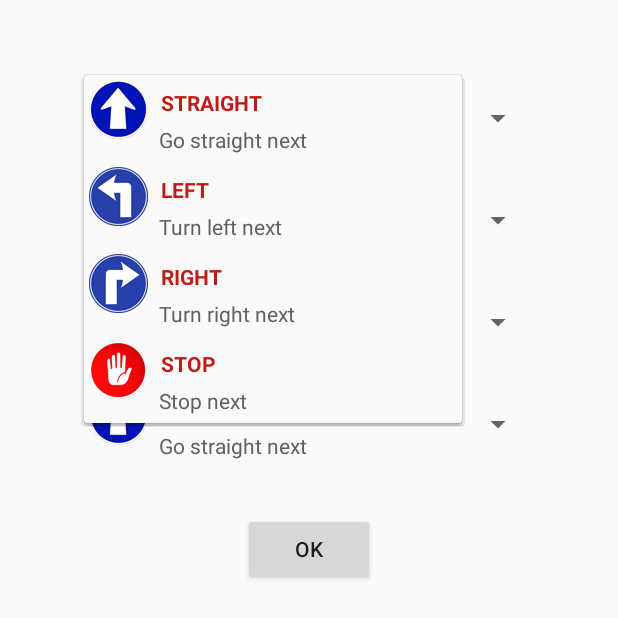
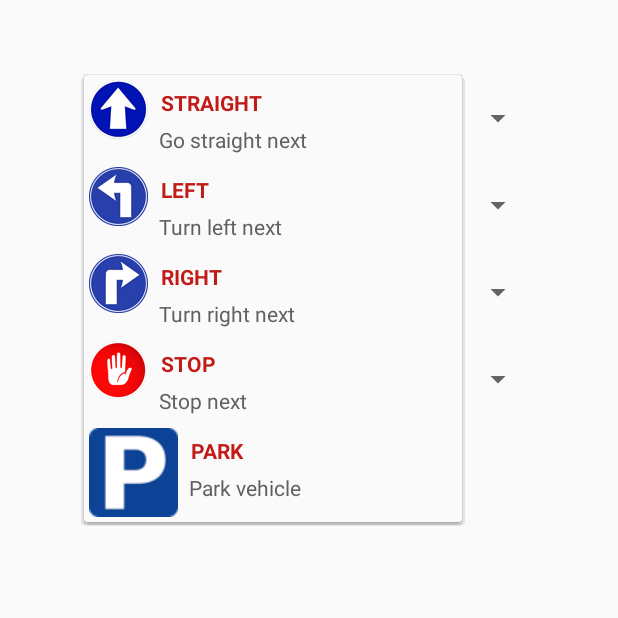
Before and after one commit to rondo9/AutoAndroidApp, an Android app: the CommandActivity screen opened directly, with no data from a screen before it, after a tap on "STRAIGHT", on a phone screen of 412 x 824 dp. Shown: the top 618 px of the screen. Run offline under Robolectric (Android 15) with nearby library versions, the phone set to English and light mode, and no system bars; 1 statement that could not run was skipped.

Commit message:
Update CommandActivity
Max. 4 commands can now be sent to HotspotService via sendInstructions
function

```diff
--- a/app/src/main/java/son/appo/CommandActivity.java
+++ b/app/src/main/java/son/appo/CommandActivity.java
@@ -19,17 +19,22 @@ import android.widget.ImageView;
 import android.widget.ListView;
 import android.widget.Spinner;
 import android.widget.TextView;
+import android.widget.Toast;
 
 import services.HotspotService;
-//ToDO hotspotSrevice.sendInstructions[instructions] und instructions = byte Array
+
+//ToDO hotspotService.sendInstructions[instructions] und instructions = byte Array
 //instructions use  0x00 = turn left, 0x01 = go straight, 0x02 = turn right, park = 0x03, stop = 0x04
 public class CommandActivity extends AppCompatActivity {
 
-    String[] strings = {"STRAIGHT","LEFT", "RIGHT", "STOP"};
+    String[] strings = {"STRAIGHT", "LEFT", "RIGHT", "STOP", "PARK"};
 
-    String[] subs = {"Go straight next", "Turn left next", "Turn right next", "Stop next"};
+    String[] subs = {"Go straight next", "Turn left next", "Turn right next", "Stop next", "Park vehicle"};
 
-    int arr_images[] = {R.drawable.straight_sign, R.drawable.left_sign, R.drawable.right_sign, R.drawable.stop_sign};
+    int arr_images[] = {R.drawable.straight_sign, R.drawable.left_sign, R.drawable.right_sign, R.drawable.stop_sign, R.drawable.park_sign};
+
+    byte[] instruction_bytes = {0x01, 0x00, 0x02, 0x04, 0x03};
+    byte[] instructions = null;
 
     //for the drawer
     private String[] mPlanetTitles;
@@ -41,7 +46,6 @@ public class CommandActivity extends AppCompatActivity {
     boolean mBound;
     HotspotService hotspotService;
     private ServiceConnection mConnection = new ServiceConnection() {
-
         @Override
         public void onServiceConnected(ComponentName className,
                                        IBinder service) {
@@ -50,14 +54,13 @@ public class CommandActivity extends AppCompatActivity {
             hotspotService = binder.getService();
             mBound = true;
             Log.i("ShowActivity", "OnServiceConnected");
+        }
 
-        }
         @Override
         // Called when the connection with the service disconnects unexpectedly
         public void onServiceDisconnected(ComponentName arg0) {
             mBound = false;
         }
-
     };
 
     @Override
@@ -82,9 +85,17 @@ public class CommandActivity extends AppCompatActivity {
             @Override
             public void onClick(View v) {
                 //Toast.makeText(getApplication().getBaseContext(), "Connected", Toast.LENGTH_SHORT).show();
-                Intent myIntent = new Intent(CommandActivity.this, ShowActivity.class);
-                myIntent.putExtra("key", new String("")); //Optional parameters
-                CommandActivity.this.startActivity(myIntent);
+
+                // send instructions to HotspotService
+                if (instructions == null) {
+                    Toast.makeText(getApplication().getBaseContext(), "Please select commands", Toast.LENGTH_SHORT).show();
+                } else {
+                    hotspotService.sendInstructions(instructions);
+
+                    Intent myIntent = new Intent(CommandActivity.this, ShowActivity.class);
+                    myIntent.putExtra("key", new String("")); //Optional parameters
+                    CommandActivity.this.startActivity(myIntent);
+                }
             }
         });
 
@@ -99,6 +110,14 @@ public class CommandActivity extends AppCompatActivity {
 
         Spinner mySpinner3 = (Spinner) findViewById(R.id.spinner3);
         mySpinner3.setAdapter(new MyAdapter(CommandActivity.this, R.layout.row, strings));
+
+        // build instructions to send to HotspotService
+        instructions = new byte[4];
+        instructions[0] = instruction_bytes[mySpinner0.getSelectedItemPosition()];
+        instructions[1] = instruction_bytes[mySpinner1.getSelectedItemPosition()];
+        instructions[2] = instruction_bytes[mySpinner2.getSelectedItemPosition()];
+        instructions[3] = instruction_bytes[mySpinner3.getSelectedItemPosition()];
+
     }
 
     @Override
@@ -110,6 +129,7 @@ public class CommandActivity extends AppCompatActivity {
         bindService(intent, mConnection, Context.BIND_AUTO_CREATE);
         Log.i("Command Activity", "unbindService");
     }
+
     @Override
     protected void onStop() {
         // Unbind from the service
@@ -124,12 +144,12 @@ public class CommandActivity extends AppCompatActivity {
 
     public class MyAdapter extends ArrayAdapter<String> {
 
-        public MyAdapter(Context context, int textViewResourceId,   String[] objects) {
+        public MyAdapter(Context context, int textViewResourceId, String[] objects) {
             super(context, textViewResourceId, objects);
         }
 
         @Override
-        public View getDropDownView(int position, View convertView,ViewGroup parent) {
+        public View getDropDownView(int position, View convertView, ViewGroup parent) {
             return getCustomDropDownView(position, convertView, parent);
         }
 
@@ -140,15 +160,15 @@ public class CommandActivity extends AppCompatActivity {
 
         public View getCustomView(int position, View convertView, ViewGroup parent) {
 
-            LayoutInflater inflater=getLayoutInflater();
-            View row=inflater.inflate(R.layout.row, parent, false);
-            TextView label=(TextView)row.findViewById(R.id.direction);
+            LayoutInflater inflater = getLayoutInflater();
+            View row = inflater.inflate(R.layout.row, parent, false);
+            TextView label = (TextView) row.findViewById(R.id.direction);
             label.setText(strings[position]);
 
-            TextView sub=(TextView)row.findViewById(R.id.sub);
+            TextView sub = (TextView) row.findViewById(R.id.sub);
             sub.setText(subs[position]);
 
-            ImageView icon=(ImageView)row.findViewById(R.id.image);
+            ImageView icon = (ImageView) row.findViewById(R.id.image);
             icon.setImageResource(arr_images[position]);
 
             return row;
@@ -156,15 +176,15 @@ public class CommandActivity extends AppCompatActivity {
 
         public View getCustomDropDownView(int position, View convertView, ViewGroup parent) {
 
-            LayoutInflater inflater=getLayoutInflater();
-            View row=inflater.inflate(R.layout.row, parent, false);
-            TextView label=(TextView)row.findViewById(R.id.direction);
+            LayoutInflater inflater = getLayoutInflater();
+            View row = inflater.inflate(R.layout.row, parent, false);
+            TextView label = (TextView) row.findViewById(R.id.direction);
             label.setText(strings[position]);
 
-            TextView sub=(TextView)row.findViewById(R.id.sub);
+            TextView sub = (TextView) row.findViewById(R.id.sub);
             sub.setText(subs[position]);
 
-            ImageView icon=(ImageView)row.findViewById(R.id.image);
+            ImageView icon = (ImageView) row.findViewById(R.id.image);
             icon.setImageResource(arr_images[position]);
 
             return row;
@@ -173,30 +193,35 @@ public class CommandActivity extends AppCompatActivity {
 
 
     //onclicklistener for the drawer
-
     private class DrawerItemClickListener implements ListView.OnItemClickListener {
         @Override
         public void onItemClick(AdapterView<?> parent, View view, int position, long id) {
             selectItem(position);
         }
     }
+
     private void selectItem(int position) {
         //what happens when item is selected
-        if(position==0){
-            Intent myIntent= new Intent(this, ConnectActivity.class);
-            startActivity(myIntent);}
-        if(position==1){
-            Intent myIntent= new Intent(this, ShowActivity.class);
-            startActivity(myIntent);}
-        if(position==2){
-            Intent myIntent= new Intent(this, DiagnosisActivity.class);
-            startActivity(myIntent);}
-        if(position==3){
-            Intent myIntent= new Intent(this, RemoteActivity.class);
-            startActivity(myIntent);}
-        if(position==4){
-            Intent myIntent= new Intent(this, CommandActivity.class);
-            startActivity(myIntent);}
+        if (position == 0) {
+            Intent myIntent = new Intent(this, ConnectActivity.class);
+            startActivity(myIntent);
+        }
+        if (position == 1) {
+            Intent myIntent = new Intent(this, ShowActivity.class);
+            startActivity(myIntent);
+        }
+        if (position == 2) {
+            Intent myIntent = new Intent(this, DiagnosisActivity.class);
+            startActivity(myIntent);
+        }
+        if (position == 3) {
+            Intent myIntent = new Intent(this, RemoteActivity.class);
+            startActivity(myIntent);
+        }
+        if (position == 4) {
+            Intent myIntent = new Intent(this, CommandActivity.class);
+            startActivity(myIntent);
+        }
 
         // update selected item and title, then close the drawer
         mDrawerList.setItemChecked(position, true);
--- a/app/src/main/res/layout/content_command.xml
+++ b/app/src/main/res/layout/content_command.xml
@@ -26,33 +26,33 @@
         android:layout_width="300dp"
         android:layout_height="wrap_content"
         android:id="@+id/spinner1"
-        android:layout_below="@+id/spinner2"
-        android:layout_alignLeft="@+id/spinner0"
-        android:layout_marginTop="10dp" />
+        android:layout_below="@+id/spinner0"
+        android:layout_centerHorizontal="true"
+        android:layout_marginTop="0dp" />
 
     <Spinner
         android:layout_width="300dp"
         android:layout_height="wrap_content"
         android:id="@+id/spinner2"
-        android:layout_below="@+id/spinner3"
-        android:layout_alignLeft="@+id/spinner0"
-        android:layout_marginTop="10dp" />
+        android:layout_below="@+id/spinner1"
+        android:layout_centerHorizontal="true"
+        android:layout_marginTop="0dp" />
 
     <Spinner
         android:layout_width="300dp"
         android:layout_height="wrap_content"
         android:id="@+id/spinner3"
-        android:layout_below="@+id/spinner0"
-        android:layout_alignStart="@+id/spinner0"
-        android:layout_marginTop="10dp" />
+        android:layout_below="@+id/spinner2"
+        android:layout_alignStart="@+id/spinner2"
+        android:layout_marginTop="0dp" />
 
     <Button
         android:layout_width="wrap_content"
         android:layout_height="wrap_content"
         android:text="OK"
         android:id="@+id/commandButton"
-        android:layout_marginTop="30dp"
-        android:layout_below="@+id/spinner1"
-        android:layout_centerHorizontal="true" />
+        android:layout_below="@+id/spinner3"
+        android:layout_centerHorizontal="true"
+        android:layout_marginTop="20dp" />
 
 </RelativeLayout>
```
Also changed, not shown: app/src/main/res/drawable/park_sign.png (added), 11 other files.
